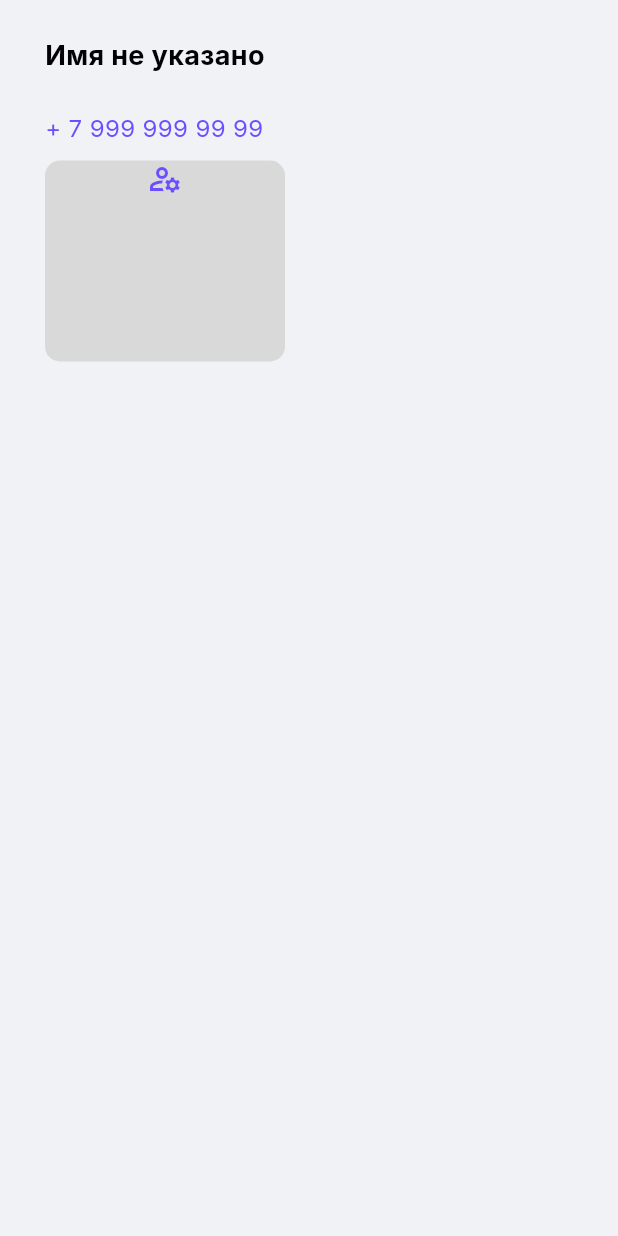
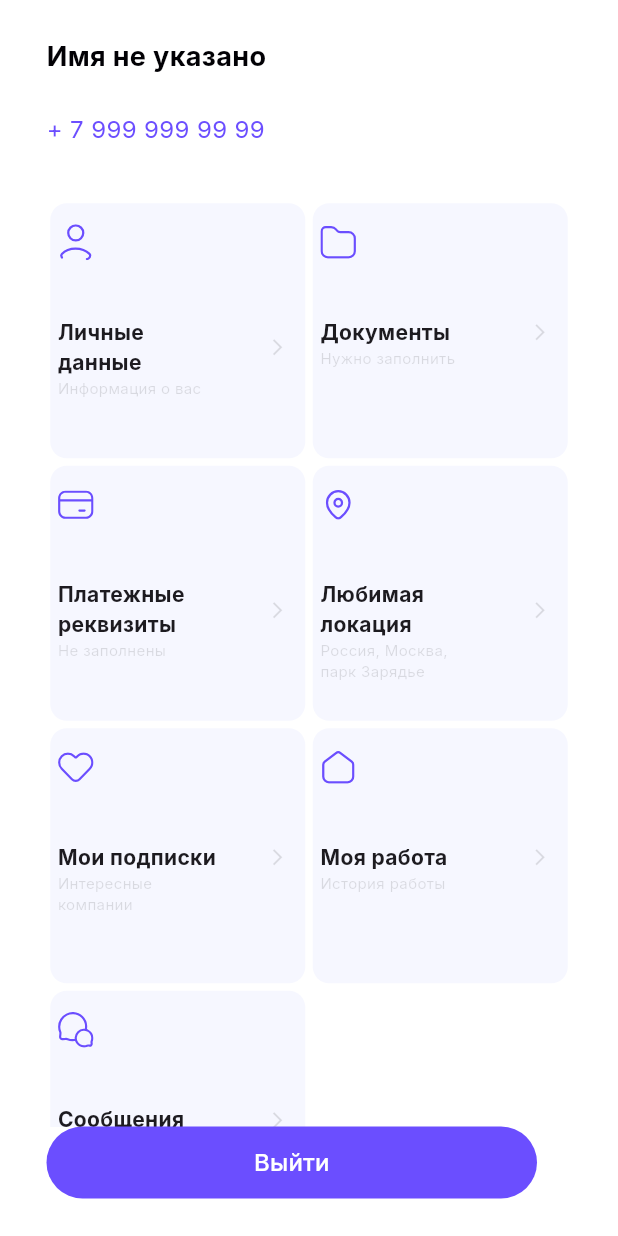
Before and after one commit to vachtung-gigabidze/flutter_figma_ui_lab, a Flutter app: the screen it shows after launch, on a phone screen of 412 x 824 dp. Run offline on Flutter 3.47's test engine with Material 3 defaults, Android fonts, the phone set to English and light mode, and no system bars; our stand-ins replace flutter_svg, google_fonts.

Commit message:
profile page

```diff
--- a/lib/jobby/pages/profile/page.dart
+++ b/lib/jobby/pages/profile/page.dart
@@ -1,4 +1,17 @@
+// ignore_for_file: public_member_api_docs, sort_constructors_first
 import 'package:flutter/material.dart';
+import 'package:flutter_svg/svg.dart';
+
+class ProfileCard {
+  final String imageName;
+  final String title;
+  final String description;
+  ProfileCard({
+    required this.imageName,
+    required this.title,
+    required this.description,
+  });
+}
 
 class ProfilePage extends StatefulWidget {
   const ProfilePage({super.key});
@@ -18,14 +31,53 @@ class _ProfilePageState extends State<ProfilePage> {
     super.dispose();
   }
 
+  final profileCards = <ProfileCard>[
+    ProfileCard(
+      imageName: "account",
+      title: "Личные данные",
+      description: "Информация о вас",
+    ),
+    ProfileCard(
+      imageName: "folder",
+      title: "Документы",
+      description: "Нужно заполнить",
+    ),
+    ProfileCard(
+      imageName: "payment",
+      title: "Платежные реквизиты",
+      description: "Не заполнены",
+    ),
+    ProfileCard(
+      imageName: "location",
+      title: "Любимая локация",
+      description: "Россия, Москва, парк Зарядье",
+    ),
+    ProfileCard(
+      imageName: "heart",
+      title: "Мои подписки",
+      description: "Интересные компании",
+    ),
+    ProfileCard(
+      imageName: "house",
+      title: "Моя работа",
+      description: "История работы",
+    ),
+    ProfileCard(
+      imageName: "chat",
+      title: "Сообщения",
+      description: "Переписка с работодателями",
+    ),
+  ];
+
   @override
   Widget build(BuildContext context) {
     return Scaffold(
+      backgroundColor: Colors.white,
       body: Center(
         child: SizedBox(
           width: 400,
           child: Padding(
-            padding: const EdgeInsets.all(24.0),
+            padding: const EdgeInsets.all(25.0),
             child: Column(
               mainAxisAlignment: MainAxisAlignment.start,
               crossAxisAlignment: CrossAxisAlignment.start,
@@ -47,22 +99,39 @@ class _ProfilePageState extends State<ProfilePage> {
                     fontWeight: FontWeight.w400,
                   ),
                 ),
-                SizedBox(height: 10),
-                Container(
-                  height: 134,
-                  width: 160,
-                  decoration: BoxDecoration(
-                    color: Color(0xffD9D9D9),
-                    borderRadius: BorderRadius.circular(10),
+                SizedBox(height: 35),
+                // ProfileCard(),
+                Expanded(
+                  child: GridView.count(
+                    crossAxisCount: 2,
+
+                    // Generate 100 widgets that display their index in the list.
+                    children: List.generate(profileCards.length, (index) {
+                      return Padding(
+                        padding: const EdgeInsets.all(2.5),
+                        child: ProfileCardWidget(
+                          profileCard: profileCards[index],
+                        ),
+                      );
+                    }),
                   ),
-                  child: Column(
-                    children: [
-                      Icon(
-                        Icons.manage_accounts_outlined,
-                        color: Color(0xff6B4EFF),
-                        size: 24,
-                      ),
-                    ],
+                ),
+                FilledButton(
+                  onPressed: () {
+                    //TODO: send otp
+                  },
+
+                  style: FilledButton.styleFrom(
+                    fixedSize: Size(327, 48),
+                    backgroundColor: Color(0xff6B4EFF),
+                  ),
+                  child: Text(
+                    "Выйти",
+                    style: TextStyle(
+                      fontSize: 16,
+                      fontWeight: FontWeight.w500,
+                      color: Colors.white,
+                    ),
                   ),
                 ),
               ],
@@ -73,3 +142,75 @@ class _ProfilePageState extends State<ProfilePage> {
     );
   }
 }
+
+class ProfileCardWidget extends StatelessWidget {
+  const ProfileCardWidget({super.key, required this.profileCard});
+  final ProfileCard profileCard;
+  @override
+  Widget build(BuildContext context) {
+    return Container(
+      height: 134,
+      width: 160,
+      decoration: BoxDecoration(
+        color: Color(0xffF6F7FF),
+        borderRadius: BorderRadius.circular(11),
+      ),
+      child: Padding(
+        padding: const EdgeInsets.only(
+          left: 5.0,
+          top: 14,
+          right: 12,
+          // bottom: 26,
+        ),
+        child: Column(
+          crossAxisAlignment: CrossAxisAlignment.start,
+          // mainAxisAlignment: MainAxisAlignment.spaceBetween,
+          children: [
+            SizedBox(
+              height: 24,
+              width: 24,
+              child: SvgPicture.asset(
+                'assets/jobby/${profileCard.imageName}.svg',
+                fit: BoxFit.scaleDown,
+                color: Color(0xff6B4EFF),
+              ),
+            ),
+            SizedBox(height: 38),
+            Column(
+              crossAxisAlignment: CrossAxisAlignment.start,
+              children: [
+                Row(
+                  mainAxisAlignment: MainAxisAlignment.spaceBetween,
+                  children: [
+                    SizedBox(
+                      width: 111,
+                      child: Text(
+                        profileCard.title,
+                        style: TextStyle(
+                          fontSize: 14,
+                          fontWeight: FontWeight.w700,
+                        ),
+                      ),
+                    ),
+                    Icon(
+                      Icons.arrow_forward_ios,
+                      size: 13,
+                      color: Colors.black12,
+                    ),
+                  ],
+                ),
+                SizedBox(
+                  width: 111,
+                  child: Text(
+                    profileCard.description,
+                    style: TextStyle(fontSize: 10, color: Colors.black12),
+                  ),
+                ),
+              ],
+            ),
+          ],
+        ),
+      ),
+    );
+  }
+}
```
Also changed, not shown: assets/jobby/account.png (added), assets/jobby/account.svg, assets/jobby/camera.svg (added), assets/jobby/passport.svg (renamed from assets/jobby/pasport.svg), assets/jobby/photo.png.
